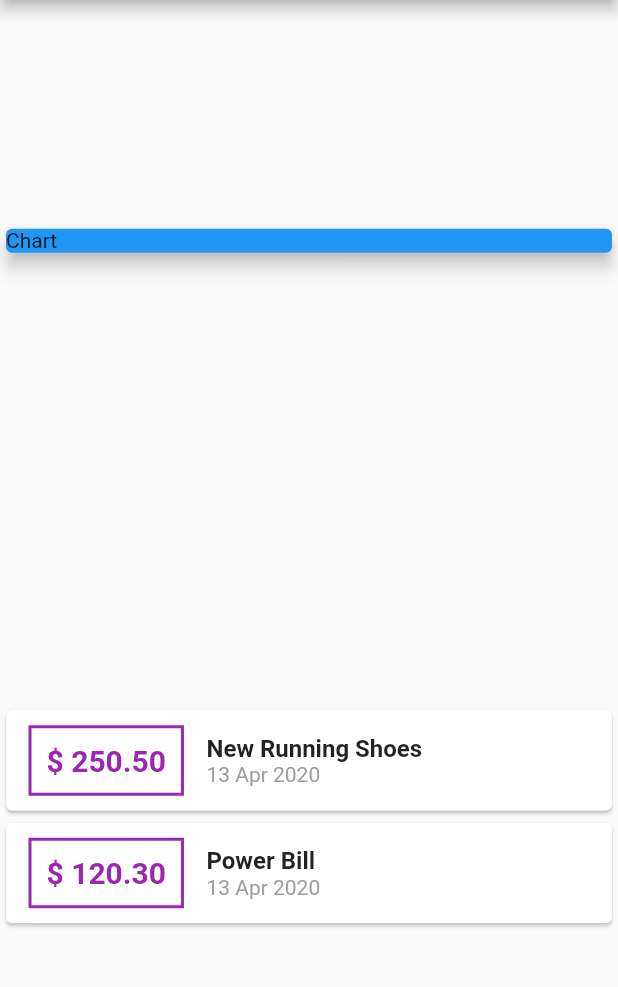
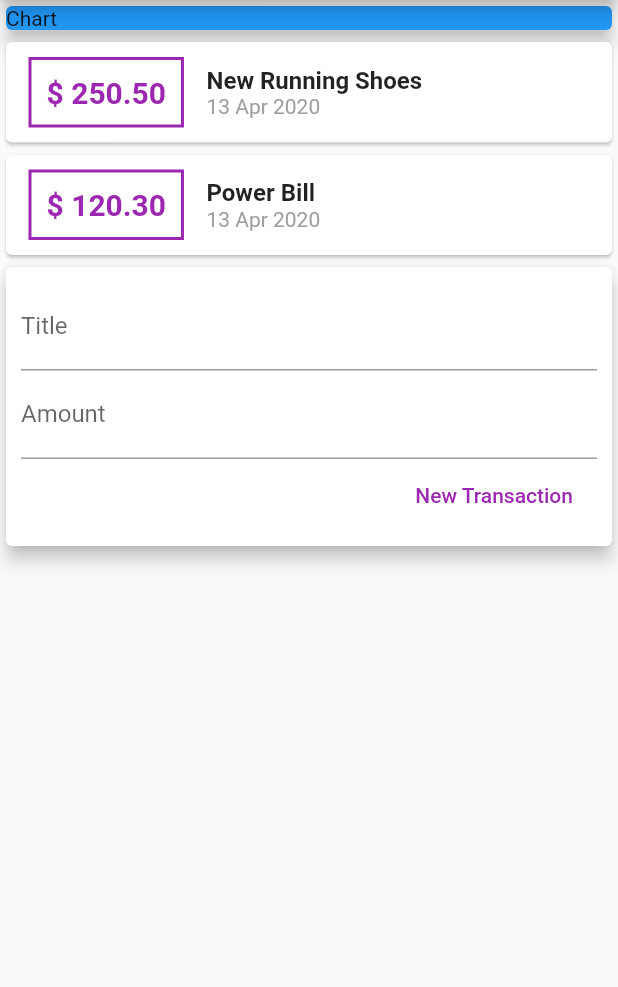
Before and after one commit to guilhermeblima/flutter_expenses, a Flutter app: the screen it shows after launch, on a phone screen of 412 x 824 dp, the part 84-1071 px from its top. Run offline on Flutter 3.47's test engine with Material 2 defaults, Android fonts, the phone set to English and light mode, and no system bars.

Commit message:
new components

```diff
--- /dev/null
+++ b/lib/components/transaction_form.dart
@@ -0,0 +1,41 @@
+import 'package:flutter/material.dart';
+
+class TransactionForm extends StatelessWidget {
+  final titleController = TextEditingController();
+  final amountController = TextEditingController();
+
+  @override
+  Widget build(BuildContext context) {
+    return Card(
+      elevation: 5,
+      child: Padding(
+        padding: const EdgeInsets.all(10.0),
+        child: Column(
+          children: <Widget>[
+            TextField(
+              controller: titleController,
+              decoration: InputDecoration(labelText: 'Title'),
+            ),
+            TextField(
+              controller: amountController,
+              decoration: InputDecoration(labelText: 'Amount'),
+            ),
+            Row(
+              mainAxisAlignment: MainAxisAlignment.end,
+              children: <Widget>[
+                FlatButton(
+                  onPressed: () {
+                    print(titleController.text);
+                    print(amountController.text);
+                  },
+                  child: Text('New Transaction'),
+                  textColor: Colors.purple,
+                )
+              ],
+            )
+          ],
+        ),
+      ),
+    );
+  }
+}
--- /dev/null
+++ b/lib/components/transaction_list.dart
@@ -0,0 +1,50 @@
+import 'package:flutter/material.dart';
+import 'package:intl/intl.dart';
+import '../models/transaction.dart';
+
+class TransactionList extends StatelessWidget {
+  final List<Transaction> transactions;
+
+  TransactionList(this.transactions);
+
+  @override
+  Widget build(BuildContext context) {
+    return Column(
+      children: transactions.map((tr) {
+        return Card(
+            child: Row(
+          children: <Widget>[
+            Container(
+              margin: EdgeInsets.symmetric(
+                horizontal: 15,
+                vertical: 10,
+              ),
+              decoration: BoxDecoration(
+                border: Border.all(color: Colors.purple, width: 2),
+              ),
+              padding: EdgeInsets.all(10),
+              child: Text('\$ ${tr.amount.toStringAsFixed(2)}',
+                  style: TextStyle(
+                      fontSize: 20.0,
+                      fontWeight: FontWeight.bold,
+                      color: Colors.purple)),
+            ),
+            Column(
+              crossAxisAlignment: CrossAxisAlignment.start,
+              children: <Widget>[
+                Text(
+                  tr.title,
+                  style: TextStyle(fontSize: 16.0, fontWeight: FontWeight.bold),
+                ),
+                Text(
+                  DateFormat('d MMM y').format(tr.date),
+                  style: TextStyle(color: Colors.grey),
+                ),
+              ],
+            )
+          ],
+        ));
+      }).toList(),
+    );
+  }
+}
--- /dev/null
+++ b/lib/components/transaction_user.dart
@@ -0,0 +1,35 @@
+import 'package:flutter/material.dart';
+import 'transaction_list.dart';
+import 'transaction_form.dart';
+import '../models/transaction.dart';
+
+class TransactionUser extends StatefulWidget {
+  @override
+  _TransactionUserState createState() => _TransactionUserState();
+}
+
+class _TransactionUserState extends State<TransactionUser> {
+  final _transactions = [
+    Transaction(
+        id: "t1",
+        title: "New Running Shoes",
+        amount: 250.50,
+        date: DateTime.now()),
+    Transaction(
+      id: "t2",
+      title: "Power Bill",
+      amount: 120.30,
+      date: DateTime.now(),
+    ),
+  ];
+
+  @override
+  Widget build(BuildContext context) {
+    return Column(
+      children: <Widget>[
+        TransactionList(_transactions),
+        TransactionForm(),
+      ],
+    );
+  }
+}
--- a/lib/main.dart
+++ b/lib/main.dart
@@ -1,6 +1,6 @@
 import 'package:flutter/material.dart';
+import 'package:flutter_expenses/components/transaction_user.dart';
 import 'package:flutter_expenses/models/transaction.dart';
-import 'package:intl/intl.dart';
 
 main() => runApp(ExpensesApp());
 
@@ -12,20 +12,6 @@ class ExpensesApp extends StatelessWidget {
 }
 
 class MyHomePage extends StatelessWidget {
-  final _transactions = [
-    Transaction(
-        id: "t1",
-        title: "New Running Shoes",
-        amount: 250.50,
-        date: DateTime.now()),
-    Transaction(
-      id: "t2",
-      title: "Power Bill",
-      amount: 120.30,
-      date: DateTime.now(),
-    ),
-  ];
-
   @override
   Widget build(BuildContext context) {
     return Scaffold(
@@ -33,7 +19,6 @@ class MyHomePage extends StatelessWidget {
           title: Text("Personal Expenses"),
         ),
         body: Column(
-          mainAxisAlignment: MainAxisAlignment.spaceAround,
           crossAxisAlignment: CrossAxisAlignment.stretch,
           children: <Widget>[
             Container(
@@ -43,44 +28,7 @@ class MyHomePage extends StatelessWidget {
                 color: Colors.blue,
               ),
             ),
-            Column(
-              children: _transactions.map((tr) {
-                return Card(
-                    child: Row(
-                  children: <Widget>[
-                    Container(
-                      margin: EdgeInsets.symmetric(
-                        horizontal: 15,
-                        vertical: 10,
-                      ),
-                      decoration: BoxDecoration(
-                        border: Border.all(color: Colors.purple, width: 2),
-                      ),
-                      padding: EdgeInsets.all(10),
-                      child: Text('\$ ${tr.amount.toStringAsFixed(2)}',
-                          style: TextStyle(
-                              fontSize: 20.0,
-                              fontWeight: FontWeight.bold,
-                              color: Colors.purple)),
-                    ),
-                    Column(
-                      crossAxisAlignment: CrossAxisAlignment.start,
-                      children: <Widget>[
-                        Text(
-                          tr.title,
-                          style: TextStyle(
-                              fontSize: 16.0, fontWeight: FontWeight.bold),
-                        ),
-                        Text(
-                          DateFormat('d MMM y').format(tr.date),
-                          style: TextStyle(color: Colors.grey),
-                        ),
-                      ],
-                    )
-                  ],
-                ));
-              }).toList(),
-            )
+            TransactionUser(),
           ],
         ));
   }
```
